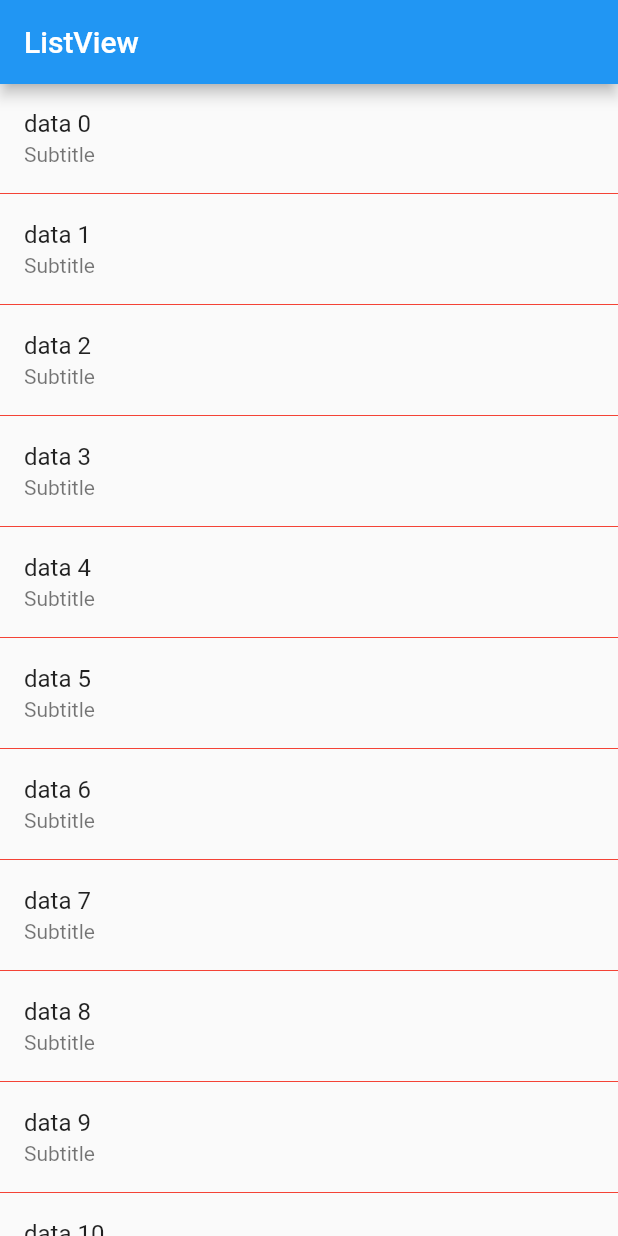
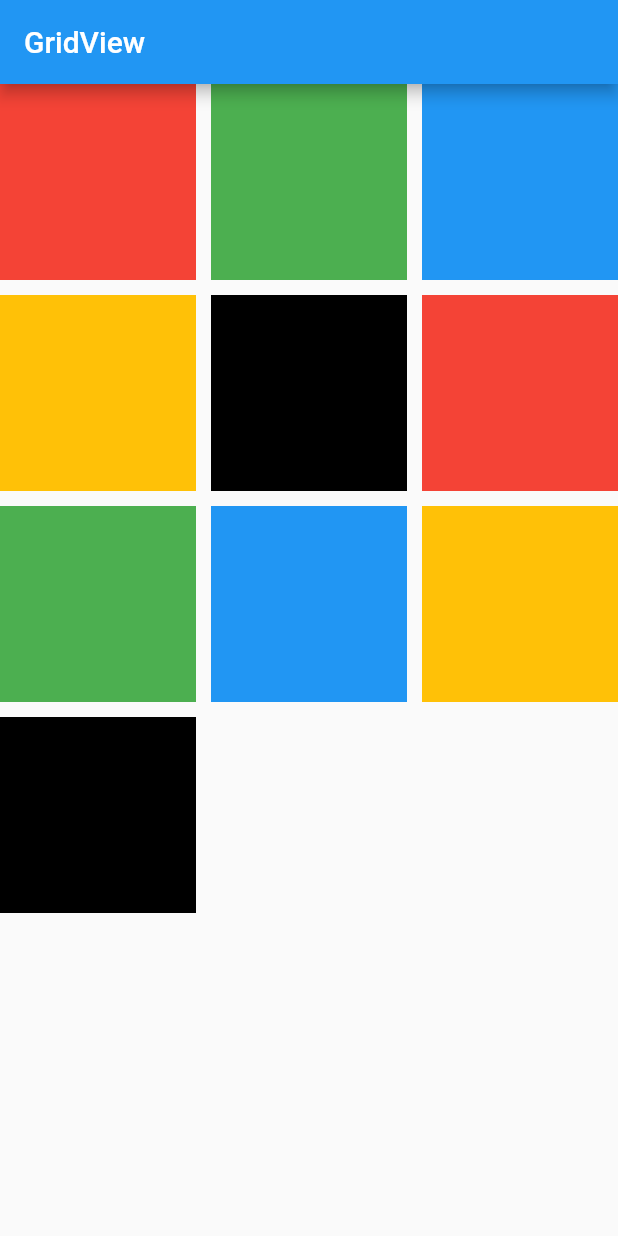
Before and after one commit to namaNIC/appbar_tabbar_ildc_demo, a Flutter app: the screen it shows after launch, on a phone screen of 412 x 824 dp. Run offline on Flutter 3.47's test engine with Material 2 defaults, Android fonts, the phone set to English and light mode, and no system bars.

Commit message:
Normal GridView Example

```diff
--- /dev/null
+++ b/lib/Scrollables/gridViewExample.dart
@@ -0,0 +1,59 @@
+import 'package:flutter/material.dart';
+
+class GridExample extends StatefulWidget {
+  const GridExample({Key? key}) : super(key: key);
+
+  @override
+  _GridExampleState createState() => _GridExampleState();
+}
+
+class _GridExampleState extends State<GridExample> {
+  List myList = List.generate(50, (index) => Text('data $index'));
+  @override
+  Widget build(BuildContext context) {
+    return Scaffold(
+      appBar: AppBar(
+        title: Text('GridView'),
+      ),
+      body: GridView(
+        children: [
+          Container(
+            color: Colors.red,
+          ),
+          Container(
+            color: Colors.green,
+          ),
+          Container(
+            color: Colors.blue,
+          ),
+          Container(
+            color: Colors.amber,
+          ),
+          Container(
+            color: Colors.black,
+          ),
+          Container(
+            color: Colors.red,
+          ),
+          Container(
+            color: Colors.green,
+          ),
+          Container(
+            color: Colors.blue,
+          ),
+          Container(
+            color: Colors.amber,
+          ),
+          Container(
+            color: Colors.black,
+          ),
+        ],
+        gridDelegate: SliverGridDelegateWithMaxCrossAxisExtent(
+            childAspectRatio: 1,
+            crossAxisSpacing: 10,
+            mainAxisSpacing: 10,
+            maxCrossAxisExtent: 150),
+      ),
+    );
+  }
+}
--- a/lib/Scrollables/listExample.dart
+++ b/lib/Scrollables/listExample.dart
@@ -15,27 +15,25 @@ class _ListExampleState extends State<ListExample> {
       appBar: AppBar(
         title: Text('ListView'),
       ),
-      body: ListView.builder(
-        itemCount: myList.length,
+      body: ListView.separated(
         itemBuilder: (context, index) {
-          return Container(
-            // color: Colors.red,
-            child: Column(
-              children: [
-                ListTile(
-                  // leading: Placeholder(),
-                  title: myList[index],
-                  subtitle: Text('Subtitle'),
-                  // trailing: Placeholder(),
-                ),
-                Divider(
-                  color: Colors.red,
-                  height: 2,
-                )
-              ],
+          return ListTile(
+            // leading: Placeholder(),
+            title: myList[index],
+            subtitle: Text('Subtitle'),
+            // trailing: Placeholder(),
+          );
+        },
+        separatorBuilder: (ctx, i) {
+          return Padding(
+            padding: const EdgeInsets.fromLTRB(15, 0, 0, 0),
+            child: Divider(
+              color: Colors.red,
+              height: 15,
             ),
           );
         },
+        itemCount: myList.length,
       ),
     );
   }
--- a/lib/main.dart
+++ b/lib/main.dart
@@ -1,3 +1,4 @@
+import 'package:appbar_tabbar_ildc_demo/Scrollables/gridViewExample.dart';
 import 'package:appbar_tabbar_ildc_demo/Scrollables/listExample.dart';
 import 'package:appbar_tabbar_ildc_demo/Scrollables/singleChild.dart';
 // import 'package:appbar_tabbar_ildc_demo/home.dart';
@@ -17,7 +18,7 @@ class MyApp extends StatelessWidget {
         primarySwatch: Colors.blue,
       ),
       debugShowCheckedModeBanner: false,
-      home: ListExample(),
+      home: GridExample(),
     );
   }
 }
```
Also changed, not shown: 2 other files.
